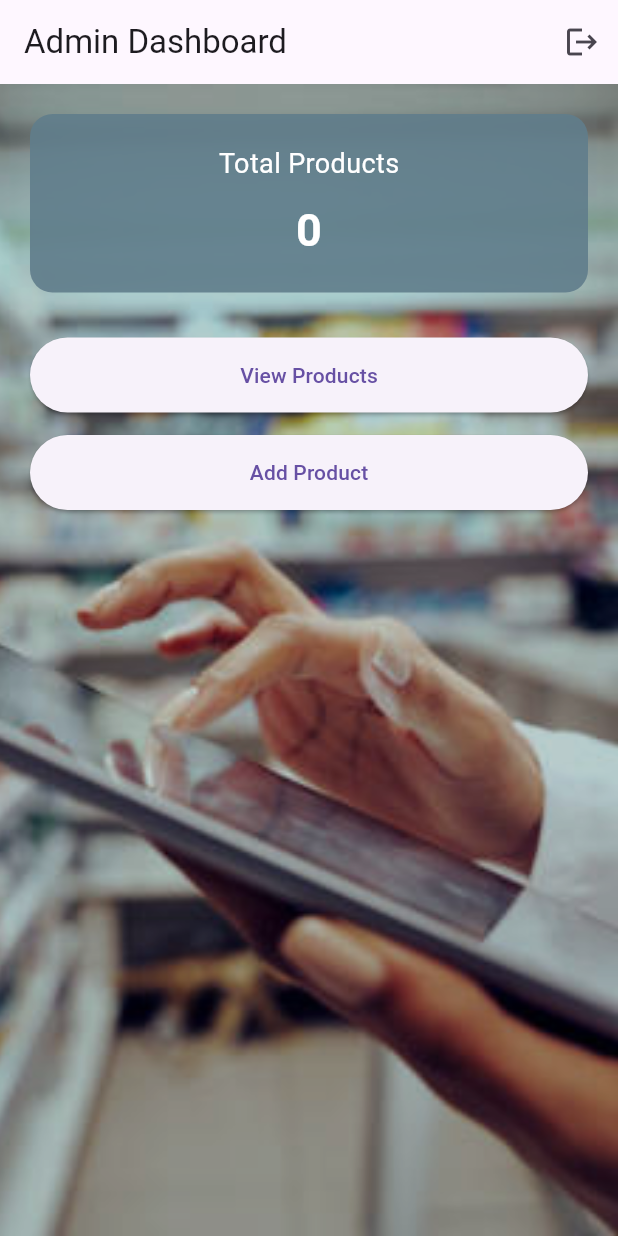
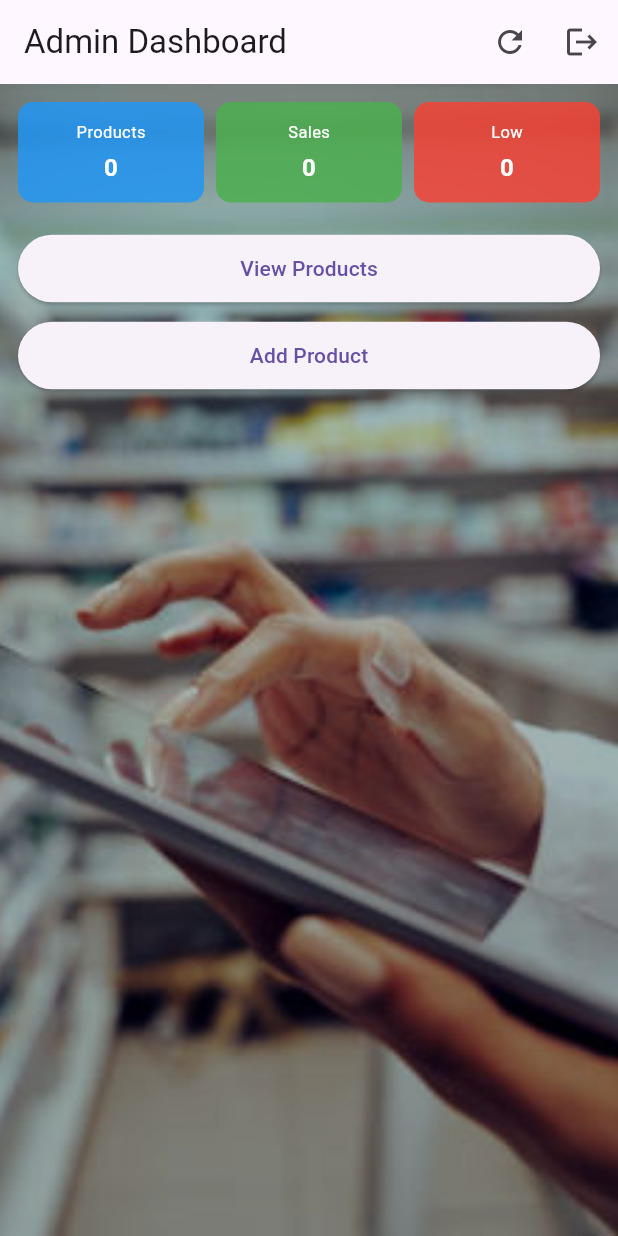
Before and after one commit to waniababar29-web/inventory-system, a Flutter app: the DashboardScreen screen opened directly, on a phone screen of 412 x 824 dp. Run offline on Flutter 3.47's test engine with Material 3 defaults, Android fonts, the phone set to English and light mode, and no system bars; our stand-ins replace shared_preferences, supabase_flutter; accounts and stored records are empty.

Commit message:
Updated project changes

```diff
--- a/lib/screens/dashboard_screen.dart
+++ b/lib/screens/dashboard_screen.dart
@@ -14,15 +14,61 @@ class DashboardScreen extends StatefulWidget {
 class _DashboardScreenState extends State<DashboardScreen> {
 
   int totalProducts = 0;
+  int totalSales = 0;
+  int lowStock = 0;
 
-  // 🔄 LOAD DATA
   Future loadData() async {
     try {
-      final data = await SupabaseService.getProducts();
-      totalProducts = data.length;
+      final products = await SupabaseService.getProducts();
+      final sales = await SupabaseService.getSales();
+
+      // ✅ TOTAL PRODUCTS
+      totalProducts = products.length;
+
+      // ✅ TOTAL SALES
+      totalSales = 0;
+      for (var s in sales) {
+        totalSales += int.tryParse(s['quantity'].toString()) ?? 0;
+      }
+
+      // ✅ LOW STOCK LIST
+      List lowItems = products.where((p) {
+        int qty = int.tryParse(p['quantity'].toString()) ?? 0;
+        return qty < 5;
+      }).toList();
+
+      lowStock = lowItems.length;
+
       setState(() {});
+
+      // 🔔 POPUP ALERT
+      if (lowItems.isNotEmpty) {
+        Future.delayed(Duration.zero, () {
+          showDialog(
+            context: context,
+            builder: (context) {
+              return AlertDialog(
+                title: const Text("⚠ Low Stock"),
+                content: Column(
+                  mainAxisSize: MainAxisSize.min,
+                  children: lowItems.map((p) {
+                    return Text("${p['name']} (${p['quantity']})");
+                  }).toList(),
+                ),
+                actions: [
+                  TextButton(
+                    onPressed: () => Navigator.pop(context),
+                    child: const Text("OK"),
+                  )
+                ],
+              );
+            },
+          );
+        });
+      }
+
     } catch (e) {
-      print("Error: $e");
+      print("ERROR: $e");
     }
   }
 
@@ -32,7 +78,6 @@ class _DashboardScreenState extends State<DashboardScreen> {
     loadData();
   }
 
-  // 🔄 NAVIGATION + REFRESH
   Future goAndRefresh(Widget page) async {
     await Navigator.push(
       context,
@@ -45,10 +90,13 @@ class _DashboardScreenState extends State<DashboardScreen> {
   Widget build(BuildContext context) {
     return Scaffold(
 
-      // 🟢 APPBAR
       appBar: AppBar(
         title: const Text("Admin Dashboard"),
         actions: [
+          IconButton(
+            icon: const Icon(Icons.refresh),
+            onPressed: loadData,
+          ),
           IconButton(
             icon: const Icon(Icons.logout),
             onPressed: () {
@@ -58,15 +106,14 @@ class _DashboardScreenState extends State<DashboardScreen> {
                     (route) => false,
               );
             },
-          )
+          ),
         ],
       ),
 
-      // 🟢 BODY WITH BACKGROUND
       body: Stack(
         children: [
 
-          // 🖼 BACKGROUND IMAGE
+          // BACKGROUND SAME
           Positioned.fill(
             child: Image.asset(
               "assets/images/bg.jpg",
@@ -74,63 +121,43 @@ class _DashboardScreenState extends State<DashboardScreen> {
             ),
           ),
 
-          // 🌫 DARK OVERLAY
           Positioned.fill(
             child: Container(
-              color: Colors.black.withOpacity(0.2),
+              color: Colors.black.withOpacity(0.3),
             ),
           ),
 
-          // 🔲 ORIGINAL CONTENT (UNCHANGED)
           Padding(
-            padding: const EdgeInsets.all(20),
+            padding: const EdgeInsets.all(12),
             child: Column(
               children: [
 
-                // 📊 TOTAL PRODUCTS CARD
-                Container(
-                  width: double.infinity,
-                  padding: const EdgeInsets.all(20),
-                  decoration: BoxDecoration(
-                    color: Colors.blueGrey.withOpacity(0.9),
-                    borderRadius: BorderRadius.circular(15),
-                  ),
-                  child: Column(
-                    children: [
-                      const Text(
-                        "Total Products",
-                        style: TextStyle(color: Colors.white, fontSize: 18),
-                      ),
-                      const SizedBox(height: 10),
-                      Text(
-                        "$totalProducts",
-                        style: const TextStyle(
-                          color: Colors.white,
-                          fontSize: 30,
-                          fontWeight: FontWeight.bold,
-                        ),
-                      ),
-                    ],
-                  ),
+                // 🔥 SAME UI (ONE ROW)
+                Row(
+                  children: [
+                    Expanded(child: buildCard("Products", totalProducts, Colors.blue)),
+                    const SizedBox(width: 8),
+                    Expanded(child: buildCard("Sales", totalSales, Colors.green)),
+                    const SizedBox(width: 8),
+                    Expanded(child: buildCard("Low", lowStock, Colors.red)),
+                  ],
                 ),
 
-                const SizedBox(height: 30),
+                const SizedBox(height: 20),
 
-                // 📦 VIEW PRODUCTS BUTTON
                 ElevatedButton(
                   style: ElevatedButton.styleFrom(
-                    minimumSize: const Size(double.infinity, 50),
+                    minimumSize: const Size(double.infinity, 45),
                   ),
                   onPressed: () => goAndRefresh(ProductListScreen()),
                   child: const Text("View Products"),
                 ),
 
-                const SizedBox(height: 15),
+                const SizedBox(height: 10),
 
-                // ➕ ADD PRODUCT BUTTON
                 ElevatedButton(
                   style: ElevatedButton.styleFrom(
-                    minimumSize: const Size(double.infinity, 50),
+                    minimumSize: const Size(double.infinity, 45),
                   ),
                   onPressed: () => goAndRefresh(AddProductScreen()),
                   child: const Text("Add Product"),
@@ -142,4 +169,31 @@ class _DashboardScreenState extends State<DashboardScreen> {
       ),
     );
   }
+
+  Widget buildCard(String title, int value, Color color) {
+    return Container(
+      padding: const EdgeInsets.symmetric(vertical: 12),
+      decoration: BoxDecoration(
+        color: color.withOpacity(0.85),
+        borderRadius: BorderRadius.circular(10),
+      ),
+      child: Column(
+        children: [
+          Text(
+            title,
+            style: const TextStyle(color: Colors.white, fontSize: 11),
+          ),
+          const SizedBox(height: 4),
+          Text(
+            "$value",
+            style: const TextStyle(
+              color: Colors.white,
+              fontSize: 16,
+              fontWeight: FontWeight.bold,
+            ),
+          ),
+        ],
+      ),
+    );
+  }
 }
```
Also changed, not shown: lib/screens/user_screen.dart (+113 -54 lines), lib/services/supabase_service.dart (+88 -11 lines).
